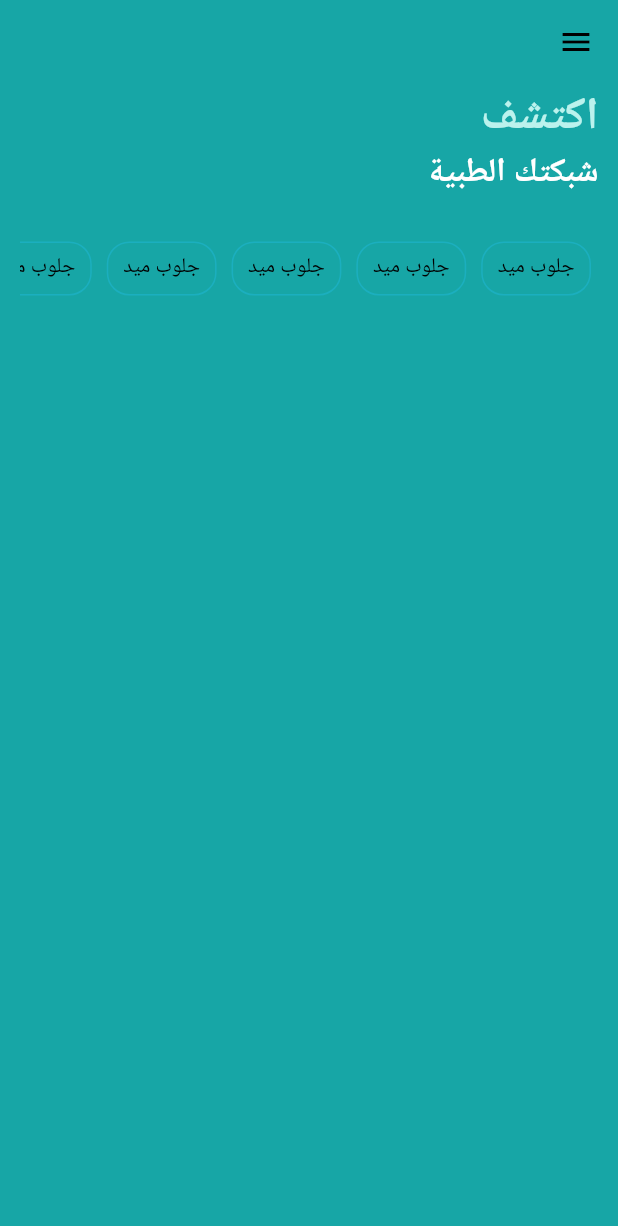
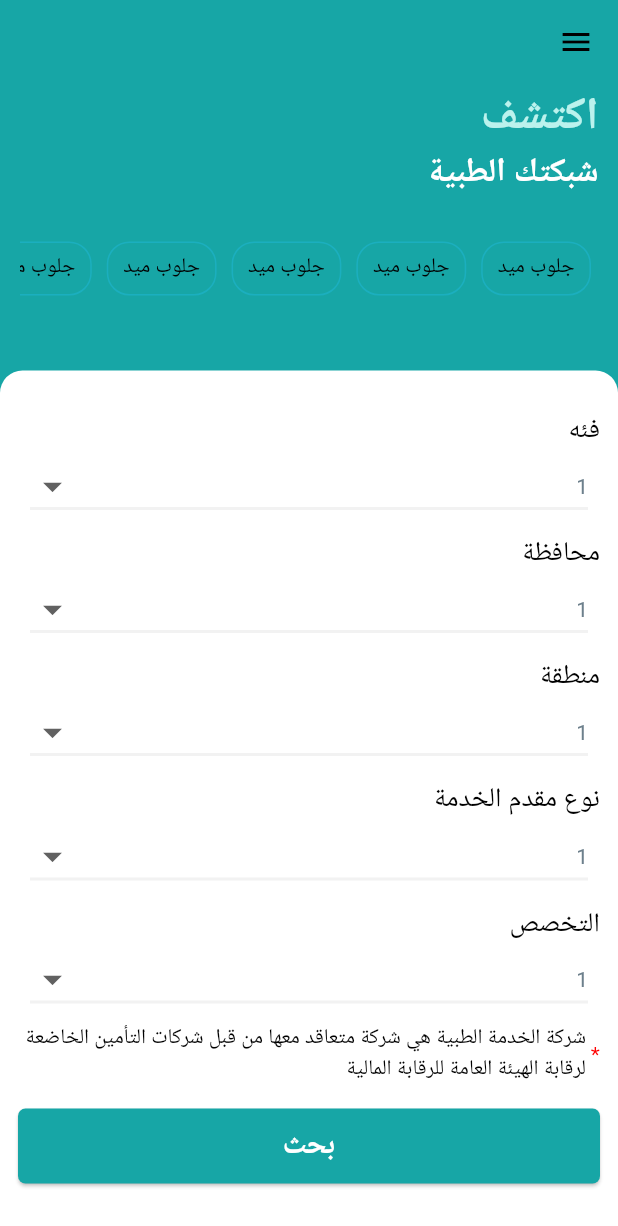
Before and after one commit to AhmedYasserabdelraziq/Ryan, a Flutter app: the HomeView screen opened directly, on a phone screen of 412 x 824 dp. Shown: the top 1226 px of the screen. Run offline on Flutter 3.47's test engine with Material 2 defaults, Android fonts, the phone set to English and light mode, and no system bars; our stand-ins replace get_it.

Commit message:
add dropDownButton and complete home screen

```diff
--- a/lib/core/utils/colors.dart
+++ b/lib/core/utils/colors.dart
@@ -9,4 +9,5 @@ class AppColors {
   static Color fourthColor = HexColor('#BBF2ED');
   static Color greyColor = HexColor('#F2F2F2');
   static Color whiteColor = HexColor('#FFFFFF');
+  static Color redColor = HexColor('#FF0000');
 }
--- a/lib/screens/home_screen/view/home_screen.dart
+++ b/lib/screens/home_screen/view/home_screen.dart
@@ -5,6 +5,7 @@ import 'package:Ryan/services/services_locator.dart';
 import 'package:flutter/material.dart';
 import 'package:provider/provider.dart';
 
+import '../widget/container_body.dart';
 import '../widget/tabBar_widget.dart';
 
 class HomeScreen extends StatelessWidget {
@@ -66,6 +67,17 @@ class HomeView extends StatelessWidget {
             ]),
           ),
           heightSpace(45),
+          Expanded(
+            child: Consumer<HomeScreenViewModel>(builder: (ctx, viewModel, _) {
+              return Column(
+                  crossAxisAlignment: CrossAxisAlignment.stretch,
+                  children: [
+                    ContainerBody(
+                      viewModel: viewModel,
+                    ),
+                  ]);
+            }),
+          ),
         ],
       ),
     );
--- a/lib/screens/home_screen/view_model/home_screen_view_model.dart
+++ b/lib/screens/home_screen/view_model/home_screen_view_model.dart
@@ -1,18 +1,52 @@
 import 'package:flutter/material.dart';
 
 class HomeScreenViewModel extends ChangeNotifier {
-  String selectDropValue = '1';
+  static int selectDropValueGroup1 = 1;
+  static int selectDropValueGroup2 = 1;
+  static int selectDropValueGroup3 = 1;
+  static int selectDropValueGroup4 = 1;
+  static int selectDropValueGroup5 = 1;
+
+  List<int> selectedValueGroup = [
+    selectDropValueGroup1,
+    selectDropValueGroup2,
+    selectDropValueGroup3,
+    selectDropValueGroup4,
+    selectDropValueGroup5,
+
+  ];
   List titles = ['فئه', 'محافظة', 'منطقة', 'نوع مقدم الخدمة', 'التخصص'];
 
-  List<String> body1 = ['1', '2', '3', '4', '5', '6', '7', '8'];
+  List<List<int>> dropValues = [
+    [1, 2, 3, 4, 5, 6, 7, 8],
+    [1, 2, 3, 4, 5, 6, 7, 8],
+    [1, 2, 3, 4, 5, 6, 7, 8],
+    [1, 2, 3, 4, 5, 6, 7, 8],
+    [1, 2, 3, 4, 5, 6, 7, 8],
+    [1, 2, 3, 4, 5, 6, 7, 8],
+  ];
 
-  // List body2 = [1, 2, 3, 4, 5, 6, 7, 8];
-  // List body3 = [1, 2, 3, 4, 5, 6, 7, 8];
-  // List body4 = [1, 2, 3, 4, 5, 6, 7, 8];
-  // List body5 = [1, 2, 3, 4, 5, 6, 7, 8];
-
-  void selectValues(String selectValue) {
-    selectDropValue = selectValue;
-    notifyListeners();
+  selectValues(var selectValue, int index) {
+    if (index == 0) {
+      selectedValueGroup[0] = selectValue;
+      print('$index $selectValue');
+      notifyListeners();
+    } else if (index == 1) {
+      selectedValueGroup[1] = selectValue;
+      print('$index $selectValue');
+      notifyListeners();
+    } else if (index == 2) {
+      selectedValueGroup[2] = selectValue;
+      print('$index $selectValue');
+      notifyListeners();
+    } else if (index == 3) {
+      selectedValueGroup[3] = selectValue;
+      print('$index $selectValue');
+      notifyListeners();
+    } else if (index == 4) {
+      selectedValueGroup[4] = selectValue;
+      print('$index $selectValue');
+      notifyListeners();
+    }
   }
 }
--- /dev/null
+++ b/lib/screens/home_screen/widget/container_body.dart
@@ -0,0 +1,97 @@
+import 'package:Ryan/core/utils/common_functions.dart';
+import 'package:Ryan/core/widget/app_buttons.dart';
+import 'package:flutter/material.dart';
+
+import '../../../core/utils/colors.dart';
+import '../view_model/home_screen_view_model.dart';
+
+class ContainerBody extends StatelessWidget {
+  final HomeScreenViewModel viewModel;
+
+  const ContainerBody({
+    super.key,
+    required this.viewModel,
+  });
+
+  @override
+  Widget build(BuildContext context) {
+    return Expanded(
+      child: Container(
+        padding: const EdgeInsets.only(top: 19, right: 12, left: 12, bottom: 8),
+        decoration: BoxDecoration(
+          color: AppColors.whiteColor,
+          borderRadius: const BorderRadius.only(
+            topLeft: Radius.circular(15),
+            topRight: Radius.circular(15),
+          ),
+        ),
+        child: Column(
+          children: [
+            Wrap(
+              children: titleWithDropDownButton(),
+            ),
+            heightSpace(5),
+            Row(
+              children: [
+                Text(
+                  '*',
+                  style: TextStyle(color: AppColors.redColor),
+                ),
+                widthSpace(3),
+                const Expanded(
+                  child: Text(
+                    'شركة الخدمة الطبية هي شركة متعاقد معها من قبل شركات التأمين الخاضعة لرقابة الهيئة العامة للرقابة المالية',
+                  ),
+                ),
+              ],
+            ),
+            heightSpace(15),
+            primaryButton(title: 'بحث', onPressed: () {})
+          ],
+        ),
+      ),
+    );
+  }
+
+  List<Widget> titleWithDropDownButton() {
+    return List.generate(
+      5,
+      (index) => Column(
+        crossAxisAlignment: CrossAxisAlignment.start,
+        children: [
+          Padding(
+            padding: const EdgeInsets.only(top: 8.0),
+            child: Text(
+              viewModel.titles[index],
+              style: const TextStyle(fontSize: 18),
+            ),
+          ),
+          DropdownButton(
+            value: viewModel.selectedValueGroup[index],
+            icon: const Icon(Icons.arrow_drop_down),
+            elevation: 16,
+            isExpanded: true,
+            style: TextStyle(color: AppColors.thirdColor),
+            padding: const EdgeInsets.symmetric(horizontal: 8),
+            underline: Container(
+              height: 2,
+              color: AppColors.greyColor,
+            ),
+            onChanged: (value) {
+              viewModel.selectValues(value, index);
+            },
+            items: viewModel.dropValues[index]
+                .map<DropdownMenuItem>(
+                  (value) => DropdownMenuItem(
+                    value: value,
+                    child: Text(value.toString()),
+                  ),
+                )
+                .toList(),
+            iconSize: 30,
+          ),
+        ],
+      ),
+    );
+  }
+}
```
